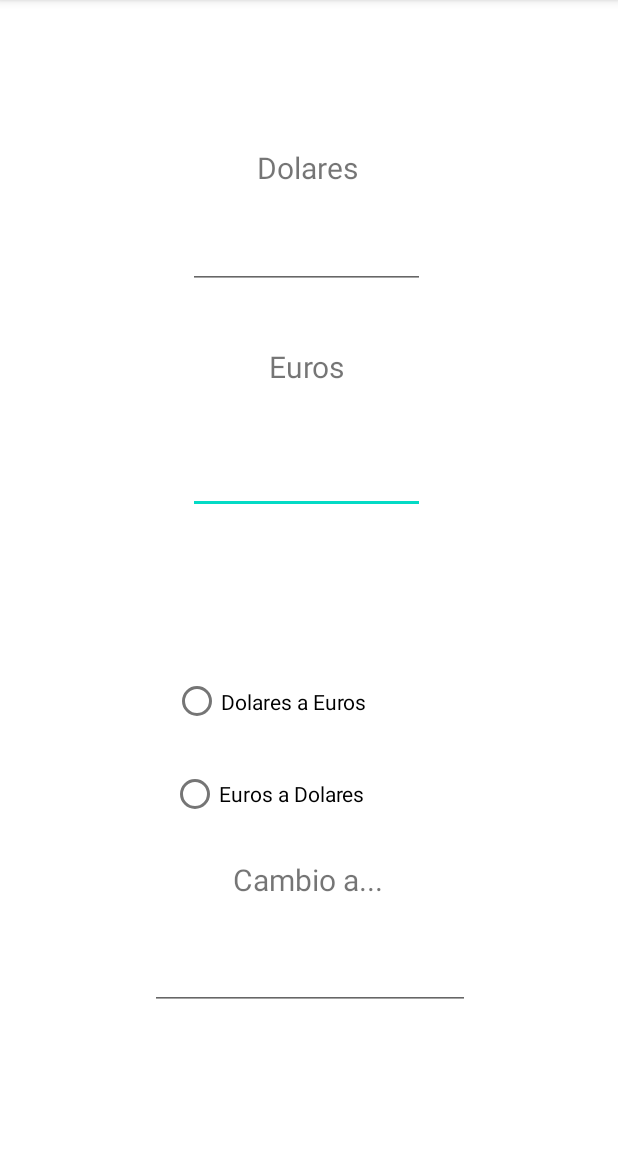
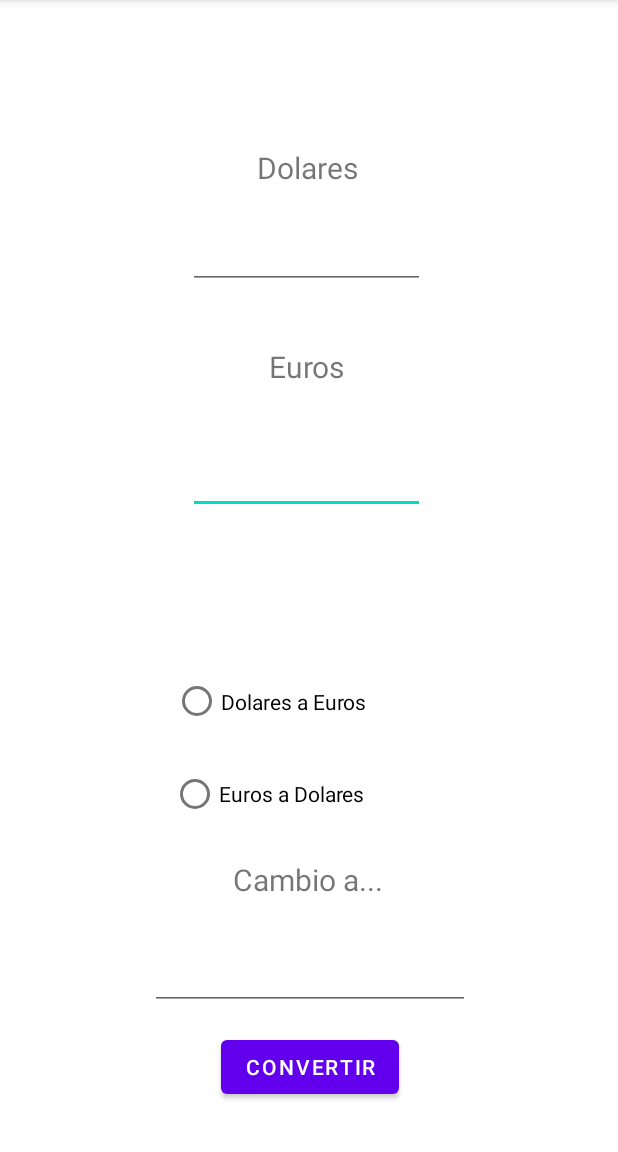
Before and after one commit to kaiserkey/AndroidJava, an Android app: the screen it shows after launch (MainActivity), on a phone screen of 412 x 824 dp, the part 84-1236 px from its top. Run offline under Robolectric (Android 15) with nearby library versions, the phone set to English and light mode, and no system bars.

Commit message:
new changes

```diff
--- a/ConversorMoneda/app/src/main/java/com/example/conversormoneda/MainActivity.java
+++ b/ConversorMoneda/app/src/main/java/com/example/conversormoneda/MainActivity.java
@@ -1,6 +1,7 @@
 package com.example.conversormoneda;
 
 import androidx.appcompat.app.AppCompatActivity;
+import androidx.lifecycle.Observer;
 import androidx.lifecycle.ViewModelProvider;
 
 import android.os.Bundle;
@@ -19,5 +20,17 @@ public class MainActivity extends AppCompatActivity {
 
         viewModel = ViewModelProvider.AndroidViewModelFactory.getInstance(getApplication()).create(MainActivityViewModel.class);
 
+        viewModel.getResultado().observe(this, new Observer<Double>() {
+            @Override
+            public void onChanged(Double convert) {
+                result.setText(convert+"");
+            }
+        });
+
+        binding.btnConvert.setOnClickListener(view -> {
+            viewModel.convert();
+        });
+
+
     }
 }
--- a/ConversorMoneda/app/src/main/res/layout/activity_main.xml
+++ b/ConversorMoneda/app/src/main/res/layout/activity_main.xml
@@ -120,6 +120,16 @@
             app:layout_constraintEnd_toEndOf="parent"
             app:layout_constraintStart_toStartOf="parent"
             app:layout_constraintTop_toBottomOf="@+id/radioED" />
+
+        <Button
+            android:id="@+id/btnConvert"
+            android:layout_width="wrap_content"
+            android:layout_height="wrap_content"
+            android:text="Convertir"
+            app:layout_constraintBottom_toBottomOf="parent"
+            app:layout_constraintEnd_toEndOf="parent"
+            app:layout_constraintStart_toStartOf="parent"
+            app:layout_constraintTop_toBottomOf="@+id/editTextTextPersonName3" />
     </androidx.constraintlayout.widget.ConstraintLayout>
 
 </androidx.constraintlayout.widget.ConstraintLayout>
```
